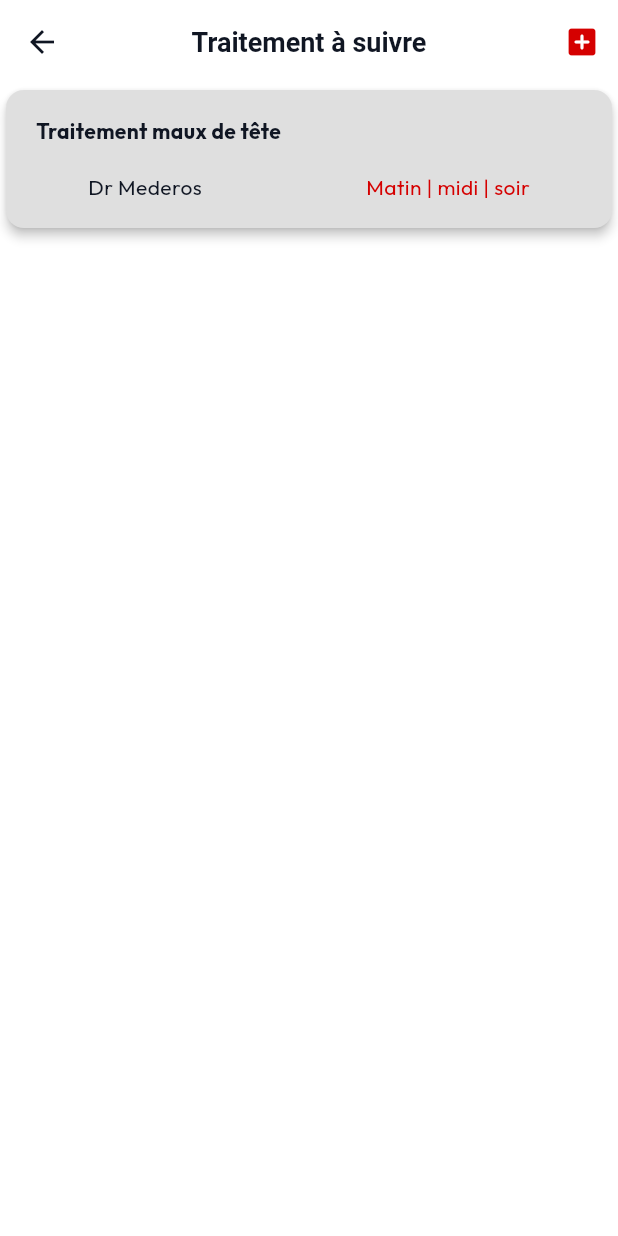
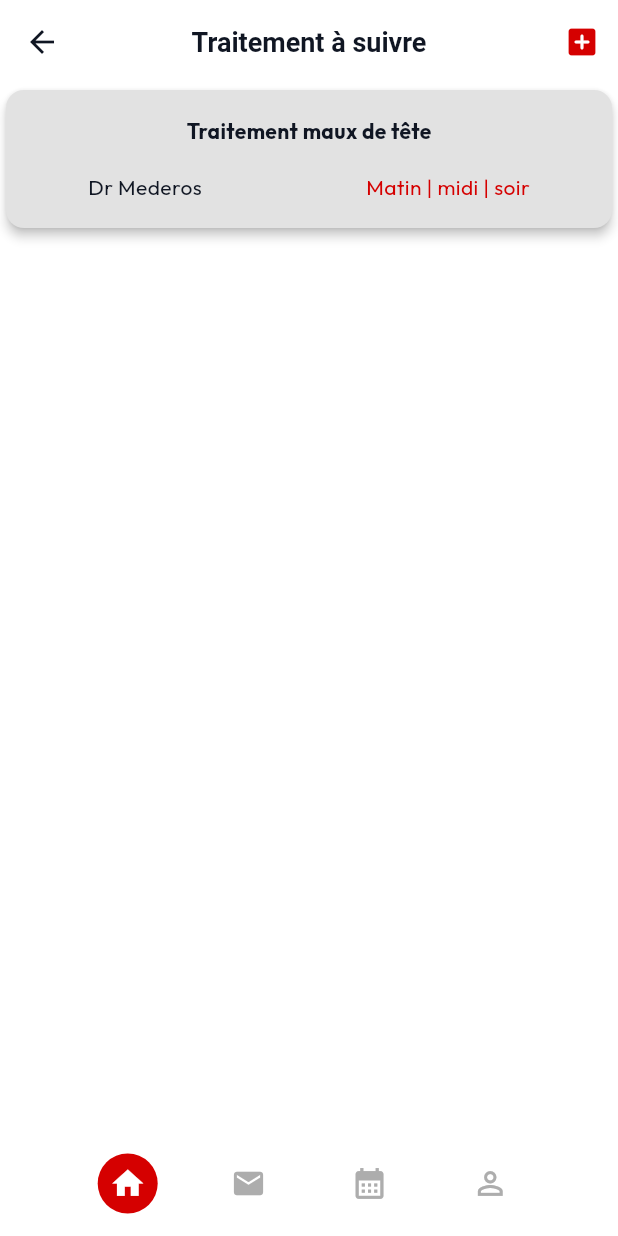
Before and after one commit to Bakerus/Medika, a Flutter app: the TraitementView screen opened by its route, after a tap on "Traitement à suivre", on a phone screen of 412 x 824 dp. Run offline on Flutter 3.47's test engine with Material 3 defaults, Android fonts, the light colour scheme and no system bars; our stand-ins replace get, google_maps_flutter.

Commit message:
implementation des interfaces (en attente du signUp) de ango et des debut de l'intragation des API

```diff
--- a/lib/app/modules/traitement/views/ajouter_traitemet.dart
+++ b/lib/app/modules/traitement/views/ajouter_traitemet.dart
@@ -3,6 +3,8 @@ import 'dart:convert';
 import 'package:flutter/material.dart';
 
 import 'package:get/get.dart';
+import 'package:medika/app/core/utils/extensions.dart';
+import 'package:medika/app/core/widgets/bottomBar.dart';
 
 import '../../../core/design/colors.dart';
 import '../controllers/traitement_controller.dart';
@@ -208,13 +210,17 @@ class AjouterTraitementView extends GetView<TraitementController> {
             ),
             Padding(
               padding: const EdgeInsets.all(10),
-              child: ElevatedButton(
-                  onPressed: () {},
-                  child: const Text("Enregistrer le traitement")),
+              child: SizedBox(
+                width: 100.0.wp,
+                child: ElevatedButton(
+                    onPressed: () {},
+                    child: const Text("Enregistrer le traitement")),
+              ),
             )
           ],
         ),
       ),
+      bottomNavigationBar: BottomAppBarCustomized(),
     );
   }
 }
--- a/lib/app/modules/traitement/views/traitement_view.dart
+++ b/lib/app/modules/traitement/views/traitement_view.dart
@@ -1,6 +1,7 @@
 import 'package:flutter/material.dart';
 
 import 'package:get/get.dart';
+import 'package:medika/app/core/widgets/bottomBar.dart';
 import './traitement_à_suivre.dart';
 
 import '../controllers/traitement_controller.dart';
@@ -56,6 +57,7 @@ class TraitementView extends GetView<TraitementController> {
                       Get.to(() => const TraitementASuivreView());
                     },
                     child: Card(
+                      surfaceTintColor: Colors.white,
                       elevation: 3,
                       child: Row(children: [
                         Padding(
@@ -74,6 +76,7 @@ class TraitementView extends GetView<TraitementController> {
                 SizedBox(
                   height: 100,
                   child: Card(
+                    surfaceTintColor: Colors.white,
                     elevation: 3,
                     child: Row(children: [
                       Padding(
@@ -90,6 +93,7 @@ class TraitementView extends GetView<TraitementController> {
                 SizedBox(
                   height: 100,
                   child: Card(
+                    surfaceTintColor: Colors.white,
                     elevation: 3,
                     child: Row(children: [
                       Padding(
@@ -107,6 +111,7 @@ class TraitementView extends GetView<TraitementController> {
                 SizedBox(
                   height: 100,
                   child: Card(
+                    surfaceTintColor: Colors.white,
                     elevation: 3,
                     child: Row(children: [
                       Padding(
@@ -123,6 +128,8 @@ class TraitementView extends GetView<TraitementController> {
               ]),
             ),
           ],
-        ));
+        ),
+           bottomNavigationBar: BottomAppBarCustomized(),
+        );
   }
 }
--- a/lib/app/modules/traitement/views/traitement_à_suivre.dart
+++ b/lib/app/modules/traitement/views/traitement_à_suivre.dart
@@ -1,6 +1,7 @@
 import 'package:flutter/material.dart';
 
 import 'package:get/get.dart';
+import 'package:medika/app/core/widgets/bottomBar.dart';
 import 'package:medika/app/modules/traitement/views/ajouter_traitemet.dart';
 
 import '../controllers/traitement_controller.dart';
@@ -31,18 +32,15 @@ class TraitementASuivreView extends GetView<TraitementController> {
               height: 100,
               child: Card(
                 color: const Color.fromARGB(255, 223, 223, 223),
+                surfaceTintColor: Colors.white,
                 elevation: 3,
                 child: Column(
                     mainAxisAlignment: MainAxisAlignment.spaceEvenly,
                     children: [
-                      Container(
-                        padding: EdgeInsets.only(left: 20),
-                        width: double.infinity,
-                        child: Text(
-                          "Traitement maux de tête",
-                          textAlign: TextAlign.start,
-                          style: TextStyle(fontWeight: FontWeight.bold),
-                        ),
+                      Text(
+                        "Traitement maux de tête",
+                        textAlign: TextAlign.start,
+                        style: TextStyle(fontWeight: FontWeight.bold),
                       ),
                       Row(
                         mainAxisAlignment: MainAxisAlignment.spaceAround,
@@ -59,6 +57,8 @@ class TraitementASuivreView extends GetView<TraitementController> {
               ),
             ),
           ],
-        ));
+        ),
+           bottomNavigationBar: BottomAppBarCustomized(),
+        );
   }
 }
```
